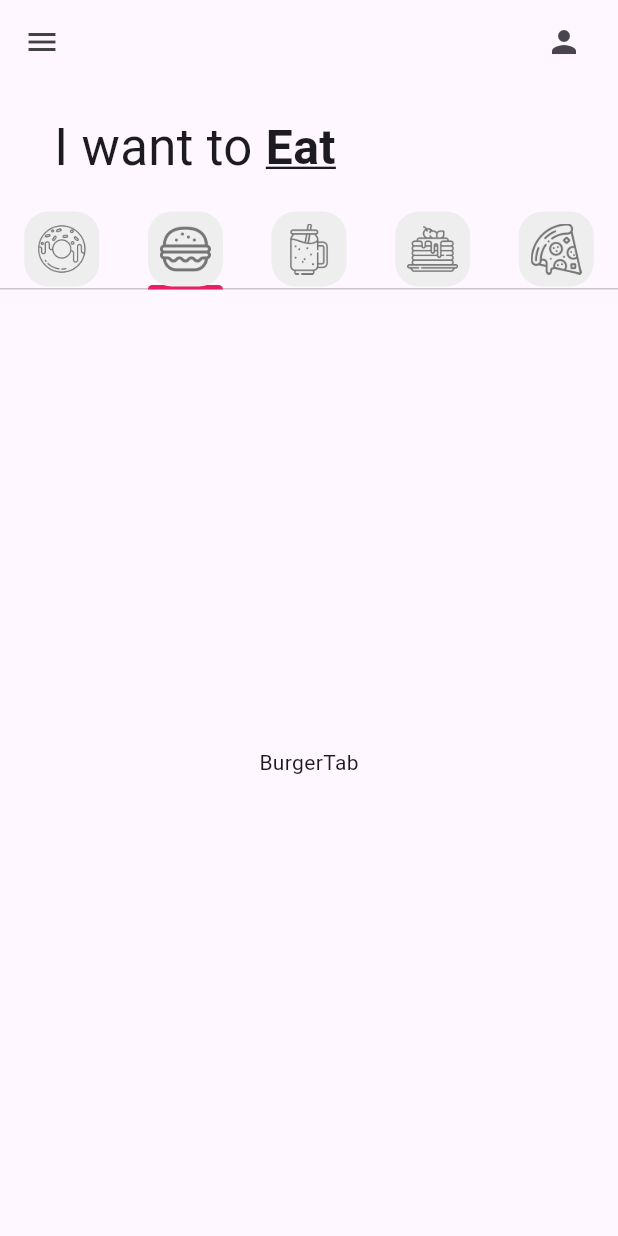
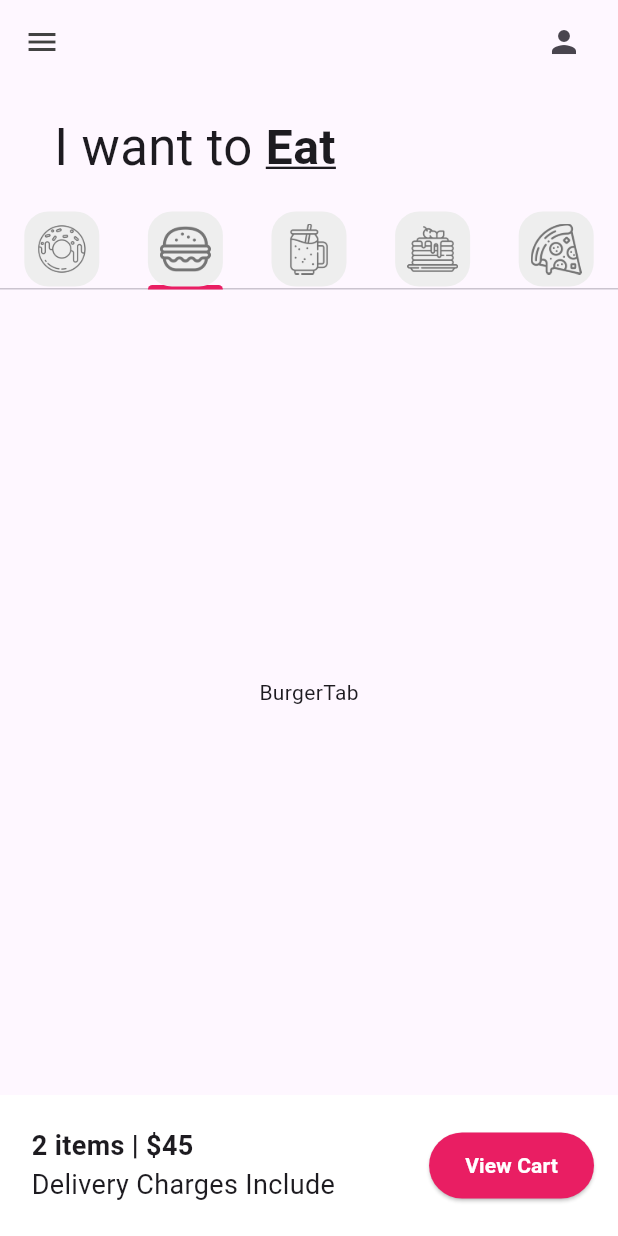
Before and after one commit to N1KOLAS-cyber/donut_app_2c_gamboa, a Flutter app: the screen it shows after launch, tab 2 chosen, on a phone screen of 412 x 824 dp. Run offline on Flutter 3.47's test engine with Material 3 defaults, Android fonts, the light colour scheme and no system bars; Roboto replaces fonts that are missing (ComicStrip).

Commit message:
UI Finish

```diff
--- a/lib/pages/home_page.dart
+++ b/lib/pages/home_page.dart
@@ -84,8 +84,41 @@ class _HomePageState extends State<HomePage> {
             PanckesTab(),
             PizzaTab(),
           ]),
+        ),
+        //Contenido(Cart)
+        Container(
+          color: Colors.white,
+          padding: EdgeInsets.all(16),
+          child: Row(
+            //Esto alinia los elementos a los extremos
+            mainAxisAlignment: MainAxisAlignment.spaceBetween,
+            children: [
+              Padding(
+                padding: const EdgeInsets.all(5.0),
+                child: Column(
+                  //aliniear horizontalmente  una columna
+                  crossAxisAlignment: CrossAxisAlignment.start,
+                  children: [
+                    Text("2 items | \$45",style: TextStyle(fontSize: 18,fontWeight: FontWeight.bold) ),
+                    Text("Delivery Charges Include",style: TextStyle(fontSize: 18) ),
+
+                  ],
+                ),
+              ),
+              ElevatedButton(onPressed: () {},
+              style: ElevatedButton.styleFrom(
+                backgroundColor: Colors.pink,
+                padding: const EdgeInsets.symmetric(
+                horizontal: 24,
+                vertical: 12
+                ),
+              ),
+               child: Text("View Cart", style: TextStyle( fontWeight: FontWeight.bold,color: Colors.white),
+               ),
+          )],
+          ),
+
         )
-        //Contenido(Cart)
 
           ],)
       ),
```
